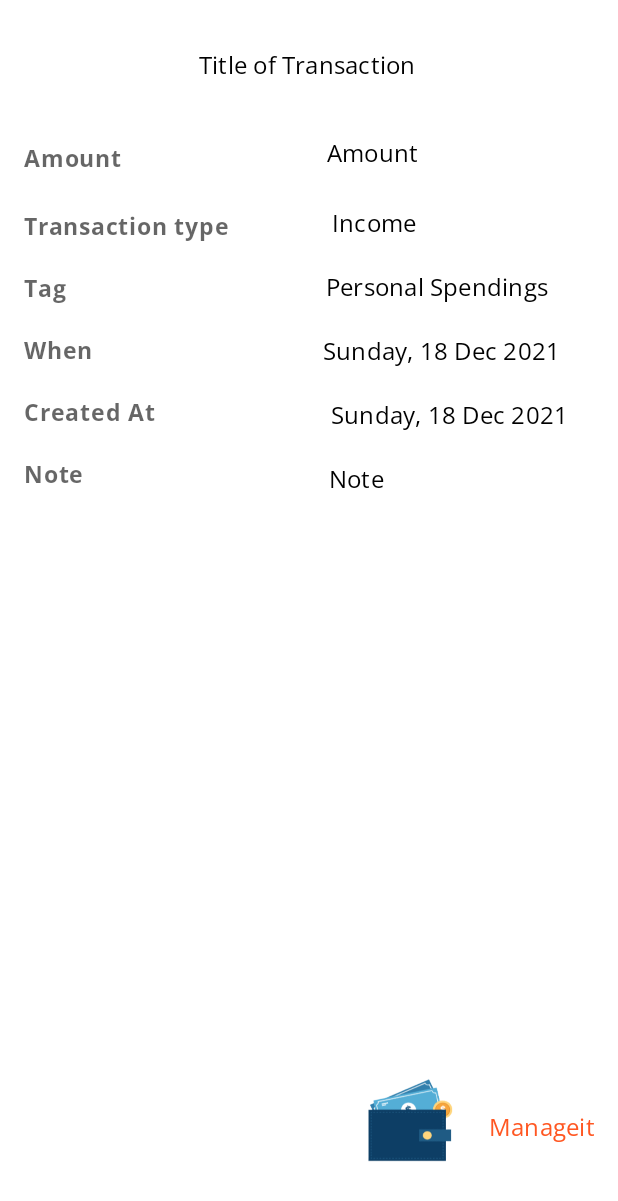
After one commit to ridhoafwani/Manageit, an Android app: the layout content_transaction_details.xml on its own in the app's theme, with its tools: preview values and no code run, on a phone screen of 412 x 824 dp. The commit adds this screen. Shown: the top 1201 px of the screen. Run offline under Robolectric (Android 15) with nearby library versions, the phone set to English and light mode, and no system bars.

Commit message:
Detail Transactions

```diff
--- /dev/null
+++ b/app/src/main/res/layout/content_transaction_details.xml
@@ -0,0 +1,227 @@
+<?xml version="1.0" encoding="utf-8"?>
+<ScrollView xmlns:android="http://schemas.android.com/apk/res/android"
+    xmlns:app="http://schemas.android.com/apk/res-auto"
+    xmlns:tools="http://schemas.android.com/tools"
+    android:layout_width="match_parent"
+    android:layout_height="match_parent"
+    android:layout_marginBottom="32dp"
+    android:fillViewport="true">
+
+    <androidx.constraintlayout.widget.ConstraintLayout
+        android:id="@+id/detail_view"
+        android:layout_width="match_parent"
+        android:layout_height="wrap_content"
+        android:background="@color/white">
+
+
+        <TextView
+            android:id="@+id/title"
+            android:layout_width="wrap_content"
+            android:layout_height="wrap_content"
+            android:layout_marginTop="32dp"
+            android:fontFamily="@font/open_sans_regular"
+            android:textAppearance="@style/TextAppearance.MaterialComponents.Subtitle1"
+            android:textColor="@color/black"
+            app:layout_constraintEnd_toEndOf="parent"
+            app:layout_constraintHorizontal_bias="0.497"
+            app:layout_constraintStart_toStartOf="parent"
+            app:layout_constraintTop_toTopOf="parent"
+            tools:text="Title of Transaction" />
+
+
+        <TextView
+            android:id="@+id/caption_amount"
+            android:layout_width="wrap_content"
+            android:layout_height="wrap_content"
+            android:layout_marginStart="16dp"
+            android:layout_marginTop="40dp"
+            android:fontFamily="@font/open_sans_bold"
+            android:text="@string/text_expense_amount"
+            android:textAppearance="@style/TextAppearance.MaterialComponents.Caption"
+            android:textSize="15sp"
+            app:layout_constraintStart_toStartOf="parent"
+            app:layout_constraintTop_toBottomOf="@id/title" />
+
+        <TextView
+            android:id="@+id/amount"
+            android:layout_width="wrap_content"
+            android:layout_height="wrap_content"
+            android:layout_marginTop="36dp"
+            android:fontFamily="@font/open_sans_regular"
+            android:textAppearance="@style/TextAppearance.MaterialComponents.Subtitle1"
+            android:textColor="@color/black"
+            app:layout_constraintEnd_toEndOf="parent"
+            app:layout_constraintHorizontal_bias="0.509"
+            app:layout_constraintStart_toEndOf="@+id/caption_amount"
+            app:layout_constraintTop_toBottomOf="@+id/title"
+            tools:text="Amount" />
+
+        <TextView
+            android:id="@+id/caption_type"
+            android:layout_width="wrap_content"
+            android:layout_height="wrap_content"
+            android:textSize="15sp"
+            android:layout_marginStart="16dp"
+            android:layout_marginTop="24dp"
+            android:fontFamily="@font/open_sans_bold"
+            android:text="@string/text_expense_transaction_type"
+            android:textAppearance="@style/TextAppearance.MaterialComponents.Caption"
+            app:layout_constraintStart_toStartOf="parent"
+            app:layout_constraintTop_toBottomOf="@+id/caption_amount" />
+
+
+        <TextView
+            android:id="@+id/type"
+            android:layout_width="wrap_content"
+            android:layout_height="wrap_content"
+            android:layout_marginStart="68dp"
+            android:layout_marginTop="24dp"
+            android:fontFamily="@font/open_sans_regular"
+            android:textAppearance="@style/TextAppearance.MaterialComponents.Subtitle1"
+            android:textColor="@color/black"
+            app:layout_constraintEnd_toEndOf="parent"
+            app:layout_constraintHorizontal_bias="0.007"
+            app:layout_constraintStart_toEndOf="@+id/caption_type"
+            app:layout_constraintTop_toBottomOf="@+id/amount"
+            tools:text="Income" />
+
+        <TextView
+            android:id="@+id/caption_tag"
+            android:layout_width="wrap_content"
+            android:layout_height="wrap_content"
+            android:layout_marginStart="16dp"
+            android:layout_marginTop="20dp"
+            android:fontFamily="@font/open_sans_bold"
+            android:text="@string/text_expense_tag"
+            android:textAppearance="@style/TextAppearance.MaterialComponents.Caption"
+            android:textSize="15sp"
+            app:layout_constraintStart_toStartOf="parent"
+            app:layout_constraintTop_toBottomOf="@+id/caption_type" />
+
+        <TextView
+            android:id="@+id/tag"
+            android:layout_width="wrap_content"
+            android:layout_height="wrap_content"
+            android:layout_marginTop="20dp"
+            android:fontFamily="@font/open_sans_regular"
+            android:textAppearance="@style/TextAppearance.MaterialComponents.Subtitle1"
+            android:textColor="@color/black"
+            app:layout_constraintEnd_toEndOf="parent"
+            app:layout_constraintHorizontal_bias="0.787"
+            app:layout_constraintStart_toEndOf="@+id/caption_tag"
+            app:layout_constraintTop_toBottomOf="@+id/type"
+            tools:text="Personal Spendings" />
+
+        <TextView
+            android:id="@+id/caption_when"
+            android:layout_width="wrap_content"
+            android:layout_height="wrap_content"
+            android:layout_marginStart="16dp"
+            android:layout_marginTop="20dp"
+            android:fontFamily="@font/open_sans_bold"
+            android:text="@string/text_expense_when"
+            android:textAppearance="@style/TextAppearance.MaterialComponents.Caption"
+            android:textSize="15sp"
+            app:layout_constraintStart_toStartOf="parent"
+            app:layout_constraintTop_toBottomOf="@+id/caption_tag" />
+
+        <TextView
+            android:id="@+id/date"
+            android:layout_width="wrap_content"
+            android:layout_height="wrap_content"
+            android:layout_marginTop="20dp"
+            android:fontFamily="@font/open_sans_regular"
+            android:textAppearance="@style/TextAppearance.MaterialComponents.Subtitle1"
+            android:textColor="@color/black"
+            app:layout_constraintEnd_toEndOf="parent"
+            app:layout_constraintHorizontal_bias="0.8"
+            app:layout_constraintStart_toEndOf="@+id/caption_when"
+            app:layout_constraintTop_toBottomOf="@+id/tag"
+            tools:text="Sunday, 18 Dec 2021" />
+
+        <TextView
+            android:id="@+id/caption_note"
+            android:layout_width="wrap_content"
+            android:layout_height="wrap_content"
+            android:layout_marginStart="16dp"
+            android:layout_marginTop="20dp"
+            android:fontFamily="@font/open_sans_bold"
+            android:text="@string/text_expense_note"
+            android:textAppearance="@style/TextAppearance.MaterialComponents.Caption"
+            android:textSize="15sp"
+            app:layout_constraintStart_toStartOf="parent"
+            app:layout_constraintTop_toBottomOf="@+id/caption_createdAt" />
+
+        <TextView
+            android:id="@+id/note"
+            android:layout_width="wrap_content"
+            android:layout_height="wrap_content"
+            android:layout_marginTop="20dp"
+            android:fontFamily="@font/open_sans_regular"
+            android:textAppearance="@style/TextAppearance.MaterialComponents.Subtitle1"
+            android:textColor="@color/black"
+            app:layout_constraintEnd_toEndOf="parent"
+            app:layout_constraintHorizontal_bias="0.512"
+            app:layout_constraintStart_toEndOf="@+id/caption_note"
+            app:layout_constraintTop_toBottomOf="@+id/createdAt"
+            tools:text="Note" />
+
+        <TextView
+            android:id="@+id/caption_createdAt"
+            android:layout_width="wrap_content"
+            android:layout_height="wrap_content"
+            android:layout_marginStart="16dp"
+            android:layout_marginTop="20dp"
+            android:fontFamily="@font/open_sans_bold"
+            android:text="@string/text_createdAt"
+            android:textAppearance="@style/TextAppearance.MaterialComponents.Caption"
+            android:textSize="15sp"
+            app:layout_constraintStart_toStartOf="parent"
+            app:layout_constraintTop_toBottomOf="@+id/caption_when" />
+
+        <TextView
+            android:id="@+id/createdAt"
+            android:layout_width="wrap_content"
+            android:layout_height="wrap_content"
+            android:layout_marginStart="116dp"
+            android:layout_marginTop="20dp"
+            android:fontFamily="@font/open_sans_regular"
+            android:textAppearance="@style/TextAppearance.MaterialComponents.Subtitle1"
+            android:textColor="@color/black"
+            app:layout_constraintEnd_toEndOf="parent"
+            app:layout_constraintHorizontal_bias="0.048"
+            app:layout_constraintStart_toEndOf="@+id/caption_createdAt"
+            app:layout_constraintTop_toBottomOf="@+id/date"
+            tools:text="Sunday, 18 Dec 2021" />
+
+        <com.google.android.material.imageview.ShapeableImageView
+            android:id="@+id/app_icon_for_share"
+            android:layout_width="64dp"
+            android:layout_height="64dp"
+            android:layout_marginEnd="4dp"
+            app:layout_constraintBottom_toBottomOf="parent"
+            app:layout_constraintEnd_toStartOf="@+id/app_name_for_share"
+            app:layout_constraintHorizontal_bias="1.0"
+            app:layout_constraintStart_toStartOf="parent"
+            app:layout_constraintTop_toBottomOf="@+id/note"
+            app:layout_constraintVertical_bias="0.967"
+            app:srcCompat="@drawable/logo" />
+
+        <TextView
+            android:id="@+id/app_name_for_share"
+            android:layout_width="wrap_content"
+            android:layout_height="wrap_content"
+            android:fontFamily="@font/open_sans_regular"
+            android:gravity="center"
+            android:padding="16dp"
+            android:text="@string/app_name"
+            android:textAppearance="@style/TextAppearance.MaterialComponents.Subtitle1"
+            android:textColor="@color/button"
+            app:layout_constraintBottom_toBottomOf="parent"
+            app:layout_constraintEnd_toEndOf="parent"
+            app:layout_constraintTop_toBottomOf="@+id/note"
+            app:layout_constraintVertical_bias="0.968" />
+
+    </androidx.constraintlayout.widget.ConstraintLayout>
+
+</ScrollView>
--- a/app/src/main/res/values/strings.xml
+++ b/app/src/main/res/values/strings.xml
@@ -14,4 +14,12 @@
     <string name="transaction_tag_addtransaction">Transaction Tag</string>
     <string name="transaction_date_addtransaction">Transaction Date</string>
     <string name="transaction_note_addtransaction">Transaction Note</string>
+    <string name="amount">Amount</string>
+    <string name="text_expense_when">When</string>
+    <string name="text_expense_amount">Amount</string>
+    <string name="text_expense_transaction_type">Transaction type</string>
+    <string name="text_expense_tag">Tag</string>
+    <string name="text_expense_note">Note</string>
+    <string name="text_expense_add_transaction">Save Transaction</string>
+    <string name="text_createdAt">Created At</string>
 </resources>
```
Also changed, not shown: app/src/main/res/drawable/ic_entertainment.xml (added, +20 -0 lines), app/src/main/res/drawable/ic_food.xml (added, +10 -0 lines), app/src/main/res/drawable/ic_housing.xml (added, +10 -0 lines), app/src/main/res/drawable/ic_insurance.xml (added, +34 -0 lines), app/src/main/res/drawable/ic_medical.xml (added, +10 -0 lines), app/src/main/res/drawable/ic_personal_spending.xml (added, +20 -0 lines), app/src/main/res/drawable/ic_transport.xml (added, +25 -0 lines), 1 other file.
